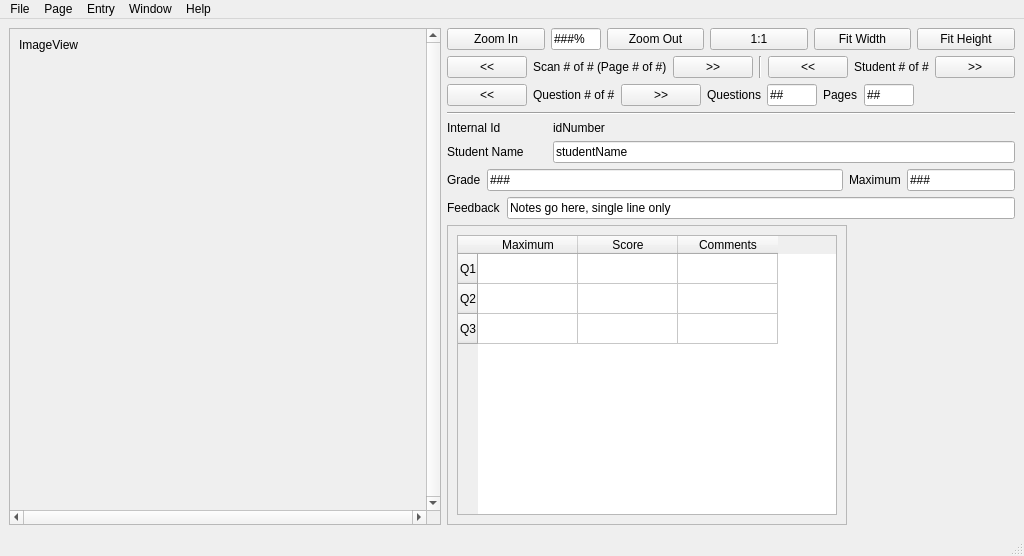
Before: the Qt Designer form mainwindow.ui in waynepiekarski/qtgrader, drawn with Qt 5.
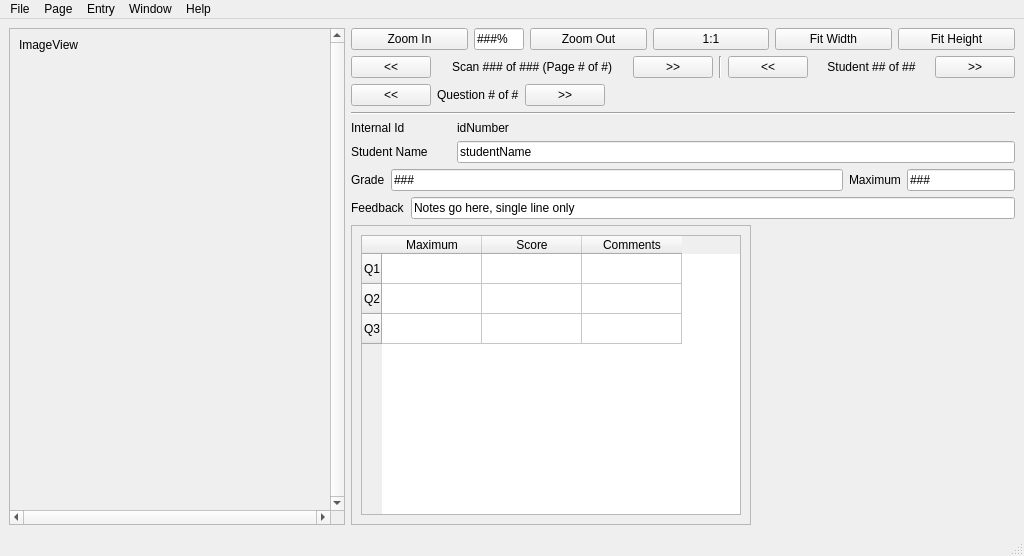
After: the same form once the commit is applied.

Commit message: Clean up the startup UI and fix up state tracking for pages, students, etc

Diff of the .ui file:
```diff
--- a/mainwindow.ui
+++ b/mainwindow.ui
@@ -37,7 +37,7 @@
         <rect>
          <x>0</x>
          <y>0</y>
-         <width>432</width>
+         <width>385</width>
          <height>472</height>
         </rect>
        </property>
@@ -165,8 +165,17 @@
               <verstretch>0</verstretch>
              </sizepolicy>
             </property>
+            <property name="minimumSize">
+             <size>
+              <width>190</width>
+              <height>0</height>
+             </size>
+            </property>
             <property name="text">
-             <string>Scan # of # (Page # of #)</string>
+             <string>Scan ### of ### (Page # of #)</string>
+            </property>
+            <property name="alignment">
+             <set>Qt::AlignCenter</set>
             </property>
            </widget>
           </item>
@@ -205,8 +214,17 @@
           </item>
           <item>
            <widget class="QLabel" name="studentStats">
+            <property name="minimumSize">
+             <size>
+              <width>115</width>
+              <height>0</height>
+             </size>
+            </property>
             <property name="text">
-             <string>Student # of #</string>
+             <string>Student ## of ##</string>
+            </property>
+            <property name="alignment">
+             <set>Qt::AlignCenter</set>
             </property>
            </widget>
           </item>
@@ -266,64 +284,6 @@
             </property>
            </widget>
           </item>
-          <item>
-           <widget class="QLabel" name="label_4">
-            <property name="text">
-             <string>Questions</string>
-            </property>
-           </widget>
-          </item>
-          <item>
-           <widget class="QLineEdit" name="questionMax">
-            <property name="sizePolicy">
-             <sizepolicy hsizetype="Fixed" vsizetype="Fixed">
-              <horstretch>0</horstretch>
-              <verstretch>0</verstretch>
-             </sizepolicy>
-            </property>
-            <property name="minimumSize">
-             <size>
-              <width>50</width>
-              <height>0</height>
-             </size>
-            </property>
-            <property name="maximumSize">
-             <size>
-              <width>50</width>
-              <height>16777215</height>
-             </size>
-            </property>
-            <property name="text">
-             <string>##</string>
-            </property>
-           </widget>
-          </item>
-          <item>
-           <widget class="QLabel" name="label_5">
-            <property name="text">
-             <string>Pages</string>
-            </property>
-           </widget>
-          </item>
-          <item>
-           <widget class="QLineEdit" name="pagePerStudent">
-            <property name="sizePolicy">
-             <sizepolicy hsizetype="Fixed" vsizetype="Fixed">
-              <horstretch>0</horstretch>
-              <verstretch>0</verstretch>
-             </sizepolicy>
-            </property>
-            <property name="maximumSize">
-             <size>
-              <width>50</width>
-              <height>16777215</height>
-             </size>
-            </property>
-            <property name="text">
-             <string>##</string>
-            </property>
-           </widget>
-          </item>
           <item>
            <spacer name="horizontalSpacer">
             <property name="orientation">
@@ -506,7 +466,7 @@
              <x>0</x>
              <y>0</y>
              <width>398</width>
-             <height>208</height>
+             <height>210</height>
             </rect>
            </property>
            <layout class="QHBoxLayout" name="horizontalLayout_8">
```
The commit also changes 8 other files.
